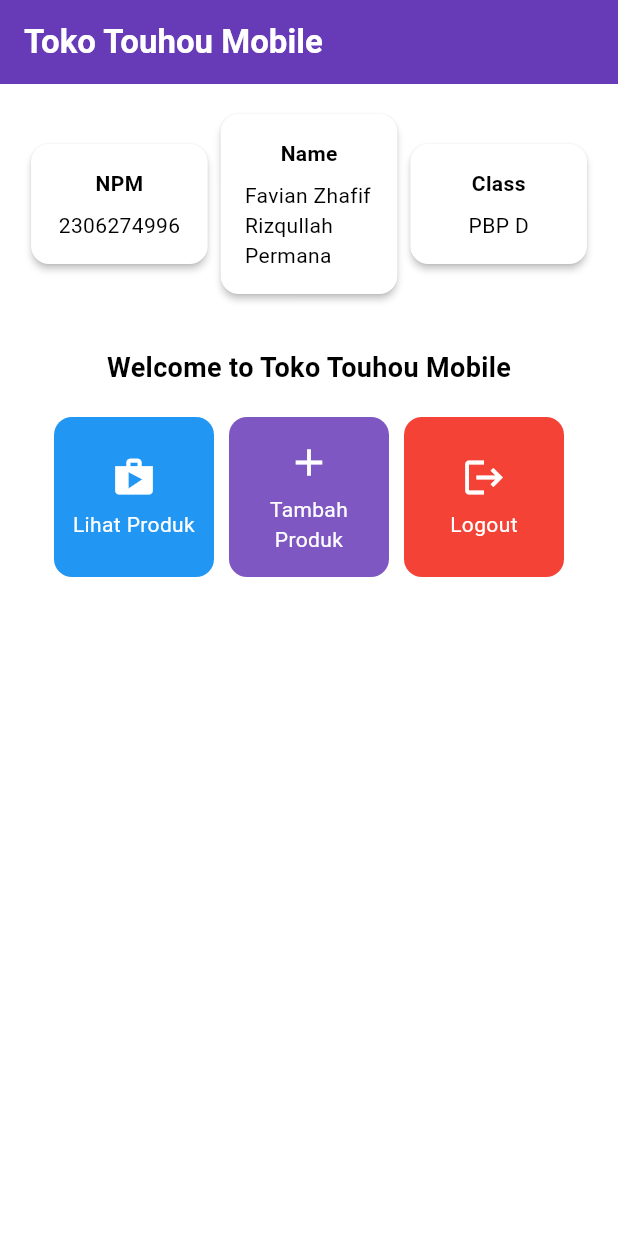
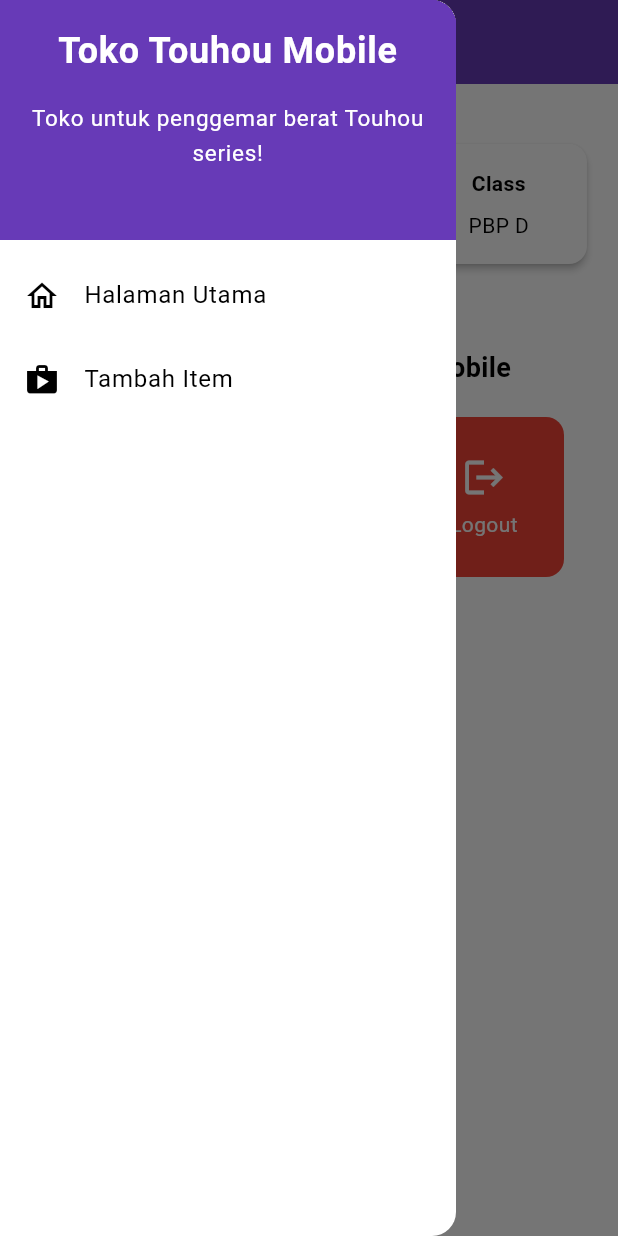
Before and after one commit to favianzhafif26/toko_touhou_mobile, a Flutter app: the screen it shows after launch, with the side drawer open (before the commit the screen has no drawer), on a phone screen of 412 x 824 dp. Run offline on Flutter 3.47's test engine with Material 3 defaults, Android fonts, the light colour scheme and no system bars.

Commit message:
tugas 8 selesai

```diff
--- a/lib/main.dart
+++ b/lib/main.dart
@@ -1,5 +1,5 @@
 import 'package:flutter/material.dart';
-import 'package:toko_touhou_mobile/menu.dart';
+import 'package:toko_touhou_mobile/screens/menu.dart';
 
 void main() {
   runApp(const MyApp());
@@ -21,7 +21,7 @@
         // try changing the seedColor in the colorScheme below to Colors.green
         // and then invoke "hot reload" (save your changes or press the "hot
         // reload" button in a Flutter-supported IDE, or press "r" if you used
-        // the command line to start the app).
+        // the command line to start the app).g
         //
         // Notice that the counter didn't reset back to zero; the application
         // state is not lost during the reload. To reset the state, use hot
--- a/lib/menu.dart
+++ b/lib/screens/menu.dart
@@ -1,4 +1,6 @@
 import 'package:flutter/material.dart';
+import 'package:toko_touhou_mobile/widgets/left_drawer.dart';
+import 'package:toko_touhou_mobile/widgets/item_card.dart';
 
 class MyHomePage extends StatelessWidget {
   MyHomePage({super.key});
@@ -14,6 +16,7 @@
   Widget build(BuildContext context) {
     // Scaffold menyediakan struktur dasar halaman dengan AppBar dan body.
     return Scaffold(
+      drawer: const LeftDrawer(),
       // AppBar adalah bagian atas halaman yang menampilkan judul.
       appBar: AppBar(
         title: const Text(
--- /dev/null
+++ b/lib/widgets/item_card.dart
@@ -0,0 +1,69 @@
+import 'package:flutter/material.dart';
+import 'package:toko_touhou_mobile/screens/itementry_form.dart';
+
+class ItemCard extends StatelessWidget {
+  // Menampilkan kartu dengan ikon dan nama.
+
+  final ItemHomepage item;
+
+  const ItemCard(this.item, {super.key});
+
+  @override
+  Widget build(BuildContext context) {
+    return Material(
+      // Menentukan warna latar belakang dari tema aplikasi.
+      color: Theme.of(context).colorScheme.secondary,
+      // Membuat sudut kartu melengkung.
+      borderRadius: BorderRadius.circular(12),
+
+      child: InkWell(
+        // Aksi ketika kartu ditekan.
+        onTap: () {
+          // Menampilkan pesan SnackBar saat kartu ditekan.
+          ScaffoldMessenger.of(context)
+            ..hideCurrentSnackBar()
+            ..showSnackBar(SnackBar(
+                content: Text("Kamu telah menekan tombol ${item.name}!")));
+          if (item.name == "Tambah Item") {
+            Navigator.push(
+              context,
+              MaterialPageRoute(
+                builder: (context) => ItemEntryFormPage(),
+              ),
+            );
+          }
+        },
+        // Container untuk menyimpan Icon dan Text
+        child: Container(
+          padding: const EdgeInsets.all(8),
+          child: Center(
+            child: Column(
+              // Menyusun ikon dan teks di tengah kartu.
+              mainAxisAlignment: MainAxisAlignment.center,
+              children: [
+                Icon(
+                  item.icon,
+                  color: Colors.white,
+                  size: 30.0,
+                ),
+                const Padding(padding: EdgeInsets.all(3)),
+                Text(
+                  item.name,
+                  textAlign: TextAlign.center,
+                  style: const TextStyle(color: Colors.white),
+                ),
+              ],
+            ),
+          ),
+        ),
+      ),
+    );
+  }
+}
+
+class ItemHomepage {
+  final String name;
+  final IconData icon;
+
+  ItemHomepage(this.name, this.icon);
+}
--- /dev/null
+++ b/lib/widgets/left_drawer.dart
@@ -0,0 +1,67 @@
+import 'package:flutter/material.dart';
+import 'package:toko_touhou_mobile/screens/menu.dart';
+import 'package:toko_touhou_mobile/screens/itementry_form.dart';
+
+class LeftDrawer extends StatelessWidget {
+  const LeftDrawer({super.key});
+
+  @override
+  Widget build(BuildContext context) {
+    return Drawer(
+      child: ListView(
+        children: [
+          DrawerHeader(
+            decoration: BoxDecoration(
+              color: Theme.of(context).colorScheme.primary,
+            ),
+            child: const Column(
+              children: [
+                Text(
+                  'Toko Touhou Mobile',
+                  textAlign: TextAlign.center,
+                  style: TextStyle(
+                    fontSize: 24,
+                    fontWeight: FontWeight.bold,
+                    color: Colors.white,
+                  ),
+                ),
+                Padding(padding: EdgeInsets.all(8)),
+                Text(
+                  "Toko untuk penggemar berat Touhou series!",
+                  textAlign: TextAlign.center,
+                  style: TextStyle(
+                    fontSize: 15,
+                    color: Colors.white,
+                    fontWeight: FontWeight.normal,
+                  ),
+                ),
+              ],
+            ),
+                  ),
+            ListTile(
+              leading: const Icon(Icons.home_outlined),
+              title: const Text('Halaman Utama'),
+              onTap: () {
+                Navigator.pushReplacement(
+                    context,
+                    MaterialPageRoute(
+                      builder: (context) => MyHomePage(),
+                    ));
+              },
+            ),
+            ListTile(
+              leading: const Icon(Icons.shop),
+              title: const Text('Tambah Item'),
+              onTap: () {
+                Navigator.pushReplacement(
+                  context,
+                  MaterialPageRoute(
+                    builder: (context) => ItemEntryFormPage(),
+                  ));
+              },
+            ),
+        ],
+      ),
+    );
+  }
+}
```
Also changed, not shown: lib/screens/itementry_form.dart (added, +159 -0 lines).
